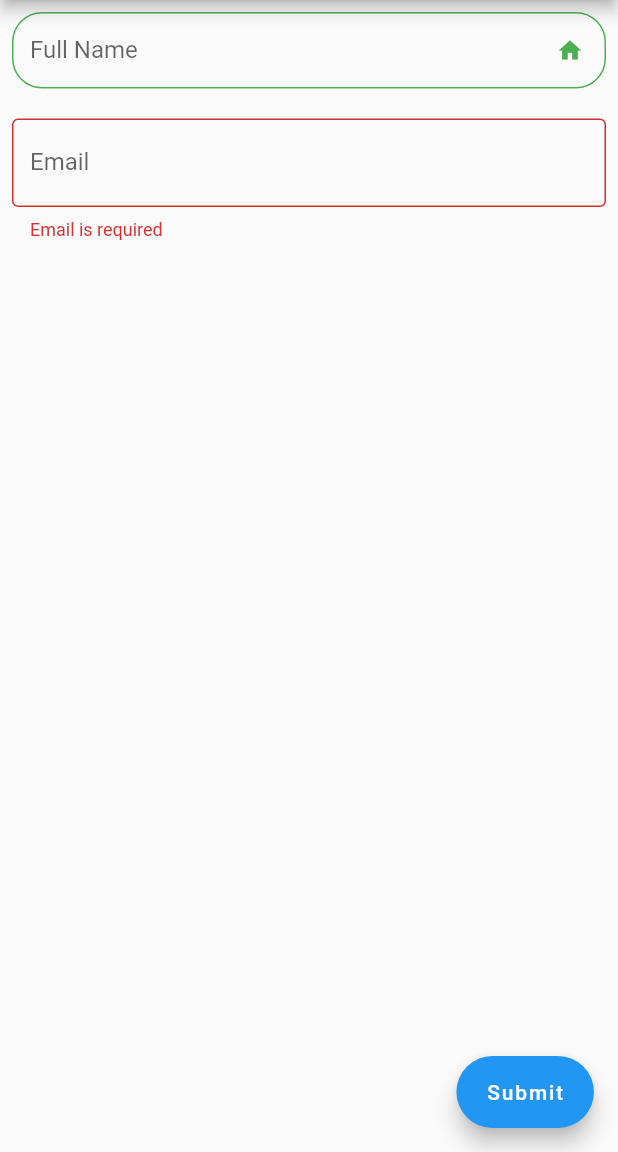
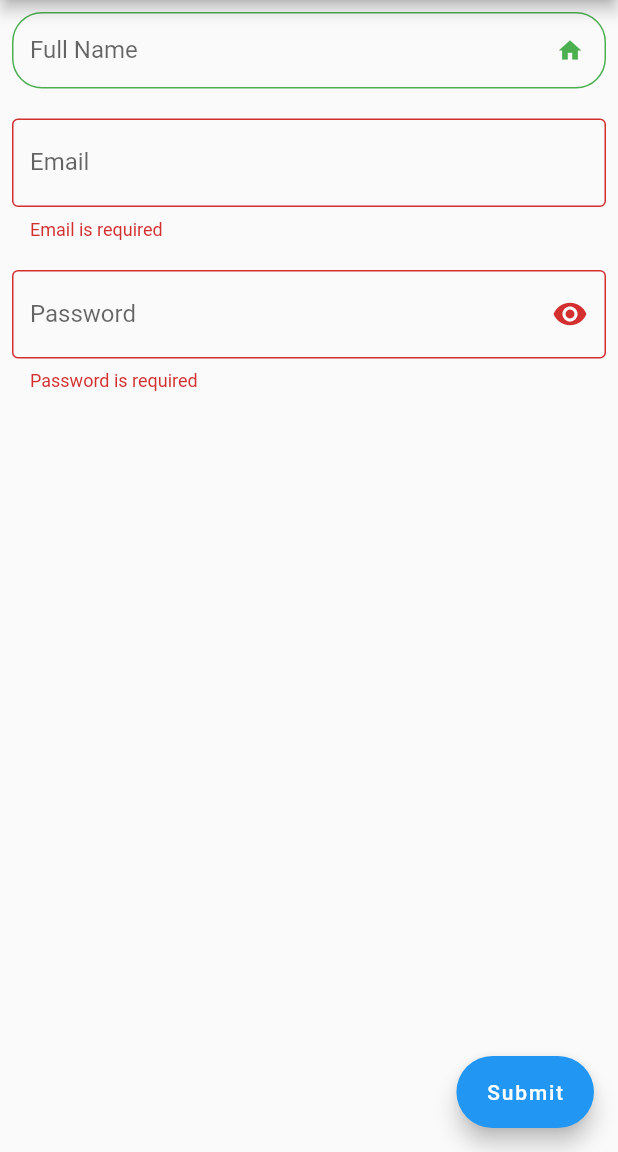
Before and after one commit to SKD024/FormsAndValidation, a Flutter app: the screen it shows after launch, after a tap on "Submit", on a phone screen of 412 x 824 dp, the part 84-1236 px from its top. Run offline on Flutter 3.47's test engine with Material 2 defaults, Android fonts, the phone set to English and light mode, and no system bars.

Commit message:
Password Visibility

```diff
--- a/lib/formsAndValidation/forms_and_validation.dart
+++ b/lib/formsAndValidation/forms_and_validation.dart
@@ -12,7 +12,7 @@ class _FormsAndValidationState extends State<FormsAndValidation> {
   final emailController = TextEditingController();
   String? email;
   final emailFocusNode = FocusNode();
-
+  bool hidePassword = true;
   @override
   Widget build(BuildContext context) {
     return GestureDetector(
@@ -32,6 +32,7 @@ class _FormsAndValidationState extends State<FormsAndValidation> {
             child: Column(
               children: [
                 TextField(
+                  textInputAction: TextInputAction.next,
                   decoration: InputDecoration(
                     labelText: 'Full Name',
                     hintText: 'Enter your full name',
@@ -45,16 +46,16 @@ class _FormsAndValidationState extends State<FormsAndValidation> {
                     ),
                     focusedBorder: OutlineInputBorder(
                       borderRadius: BorderRadius.circular(20),
-                      borderSide: BorderSide(color: Colors.red),
+                      borderSide: const BorderSide(color: Colors.red),
                     ),
                     enabledBorder: OutlineInputBorder(
                       borderRadius: BorderRadius.circular(20),
-                      borderSide: BorderSide(color: Colors.green),
+                      borderSide: const BorderSide(color: Colors.green),
                     ),
                     // enabled: false,
                     disabledBorder: OutlineInputBorder(
                       borderRadius: BorderRadius.circular(20),
-                      borderSide: BorderSide(color: Colors.red),
+                      borderSide: const BorderSide(color: Colors.red),
                     ),
                     suffixIconColor: Colors.green,
                   ),
@@ -63,6 +64,8 @@ class _FormsAndValidationState extends State<FormsAndValidation> {
                   height: 20,
                 ),
                 TextFormField(
+                  textInputAction: TextInputAction.next,
+                  keyboardType: TextInputType.emailAddress,
                   controller: emailController,
                   focusNode: emailFocusNode,
                   decoration: const InputDecoration(
@@ -83,6 +86,38 @@ class _FormsAndValidationState extends State<FormsAndValidation> {
                     email = value;
                   },
                 ),
+                const SizedBox(
+                  height: 20,
+                ),
+                TextFormField(
+                  decoration: InputDecoration(
+                    suffixIcon: GestureDetector(
+                      onTap: () {
+                        hidePassword = !hidePassword;
+                        setState(() {});
+                      },
+                      child: Icon(hidePassword
+                          ? Icons.visibility
+                          : Icons.visibility_off),
+                    ),
+                    labelText: 'Password',
+                    hintText: 'Enter Your Password',
+                    border: const OutlineInputBorder(),
+                  ),
+                  obscureText: hidePassword,
+                  validator: (value) {
+                    if (value == null || value.isEmpty) {
+                      return 'Password is required';
+                    }
+                    if (value.length < 6) {
+                      return 'Password length must be 6';
+                    }
+                  },
+                  onChanged: (value) {
+                    print('Clicked: $value');
+                    email = value;
+                  },
+                )
               ],
             ),
           ),
@@ -90,9 +125,7 @@ class _FormsAndValidationState extends State<FormsAndValidation> {
         floatingActionButton: FloatingActionButton.extended(
           onPressed: () {
             formKey.currentState?.save();
-
             final isValidated = formKey.currentState?.validate();
-
             print('email from on changed: $email');
             if (isValidated ?? false) {
               final ec = emailController.text;
```
